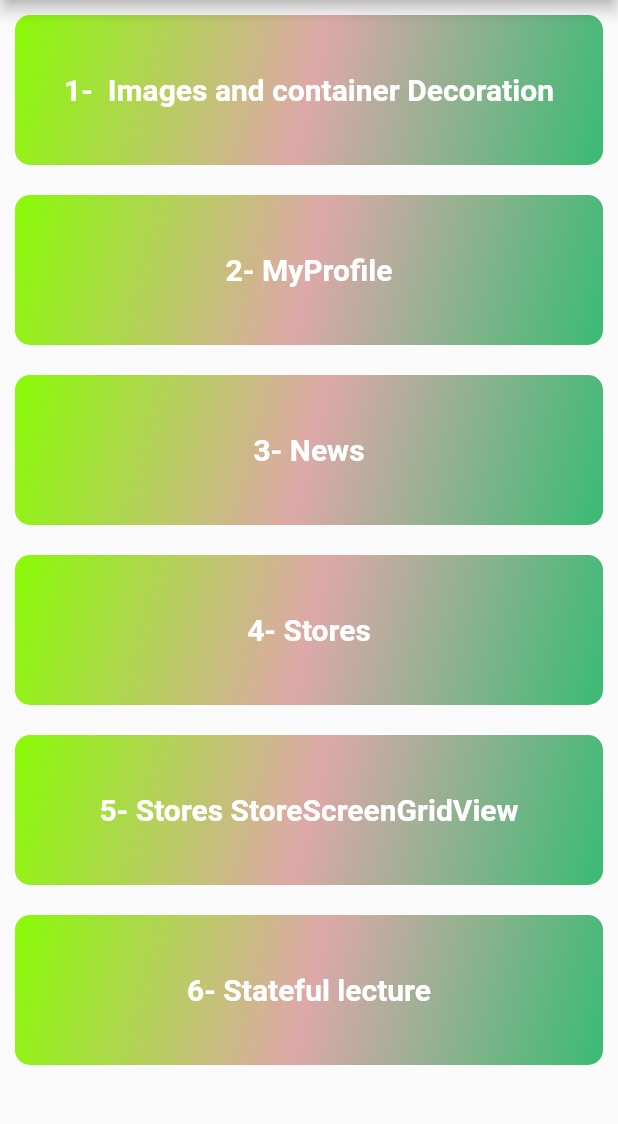
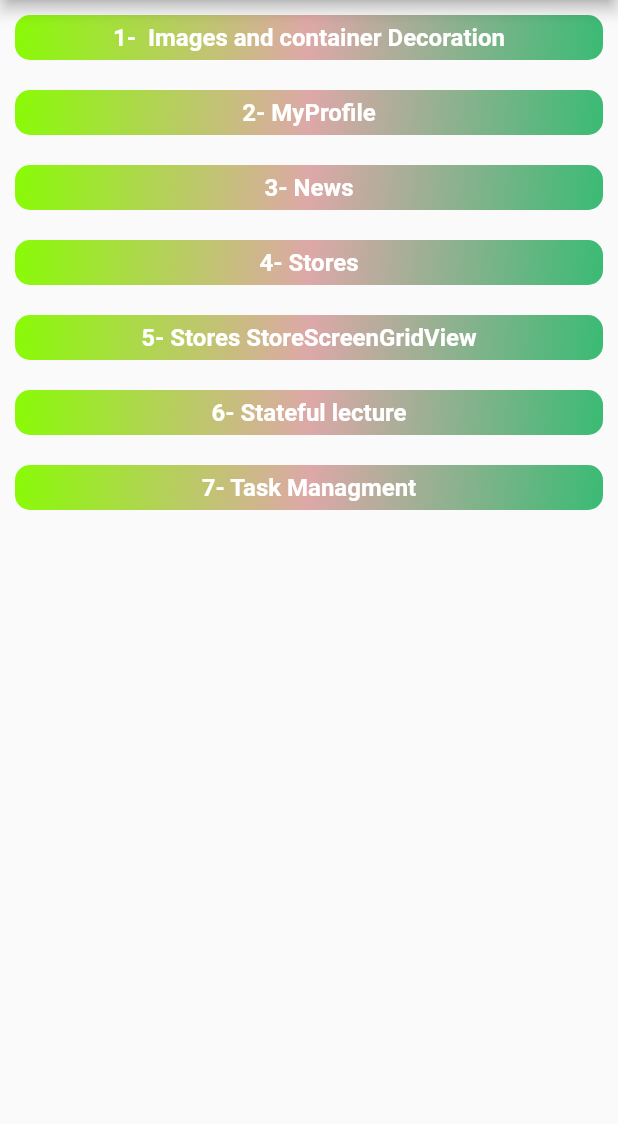
Before and after one commit to azaben85/GSK-Training, a Flutter app: the screen it shows after launch, on a phone screen of 412 x 824 dp, the part 84-1208 px from its top. Run offline on Flutter 3.47's test engine with Material 2 defaults, Android fonts, the phone set to English and light mode, and no system bars.

Commit message:
Text Field and TasksManagement Task

```diff
--- /dev/null
+++ b/lib/TaskManagement/data/dummy_data.dart
@@ -0,0 +1,14 @@
+import 'package:firstproject/TaskManagement/models/task_model.dart';
+
+List<Task> tasks_data = [
+  Task('Programming', true),
+  Task('Task 1', true),
+  Task('Task 2', false),
+  Task('Task 3', true),
+  Task('Task 4', false),
+  Task('Task 5', true),
+  Task('Task 6', false),
+  Task('Task 7', false),
+  Task('Task 8', true),
+  Task('Task 9', true),
+];
--- /dev/null
+++ b/lib/TaskManagement/models/task_model.dart
@@ -0,0 +1,6 @@
+class Task {
+  String taskName;
+  bool completed;
+
+  Task(this.taskName, this.completed);
+}
--- /dev/null
+++ b/lib/TaskManagement/widgets/task_wiget.dart
@@ -0,0 +1,20 @@
+import 'package:firstproject/TaskManagement/models/task_model.dart';
+import 'package:flutter/material.dart';
+
+class TaskWidget extends StatelessWidget {
+  Task task;
+  Function? onChange;
+  TaskWidget(this.task, {this.onChange, super.key});
+
+  @override
+  Widget build(BuildContext context) {
+    return CheckboxListTile(
+      onChanged: (bool? value) {
+        task.completed = value!;
+        onChange!();
+      },
+      value: task.completed,
+      title: Text(task.taskName),
+    );
+  }
+}
--- a/lib/home_screen.dart
+++ b/lib/home_screen.dart
@@ -1,3 +1,4 @@
+import 'package:firstproject/TaskManagement/task_management_screen.dart';
 import 'package:firstproject/image_session.dart';
 import 'package:firstproject/myprofile.dart';
 import 'package:firstproject/news/screen/List_news.dart';
@@ -34,6 +35,9 @@ class HomeScreen extends StatelessWidget {
 
           // 6- Statefull lecture
           navidateTo(context, '6- Stateful lecture', NewStatefulWidget()),
+
+          // 7- Task Managment
+          navidateTo(context, '7- Task Managment', TaskManagement()),
         ],
       ),
     );
@@ -54,12 +58,12 @@ class HomeScreen extends StatelessWidget {
                   ]),
               borderRadius: BorderRadius.circular(10)),
           //  width: 200,
-          height: 100,
+          height: 30,
           child: Center(
               child: Text(
             label,
             style: const TextStyle(
-                color: Colors.white, fontSize: 20, fontWeight: FontWeight.bold),
+                color: Colors.white, fontSize: 16, fontWeight: FontWeight.bold),
           )),
         ),
         onTap: () => {
```
Also changed, not shown: lib/TaskManagement/screens/all_tasks_widget.dart (added, +29 -0 lines), lib/TaskManagement/screens/completed_tasks_widget.dart (added, +29 -0 lines), lib/TaskManagement/screens/incompleted_tasks_widget.dart (added, +30 -0 lines), lib/TaskManagement/task_management_screen.dart (added, +35 -0 lines), lib/statefullwidget_lecture/statefull_screen.dart (+45 -1 lines).
